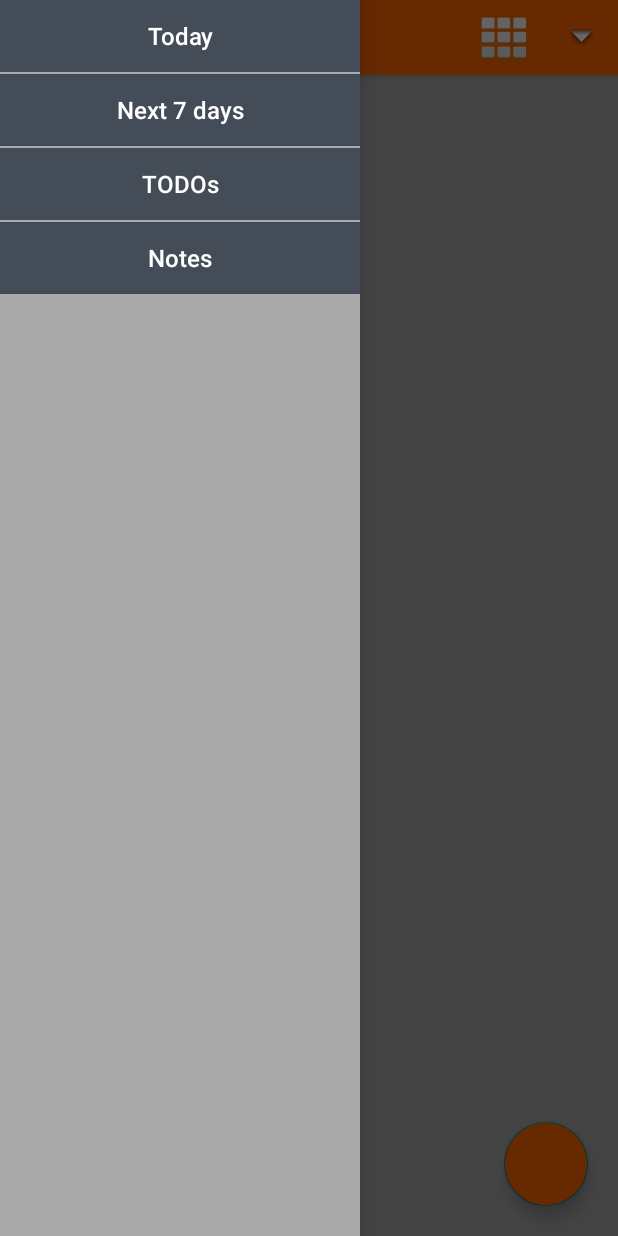
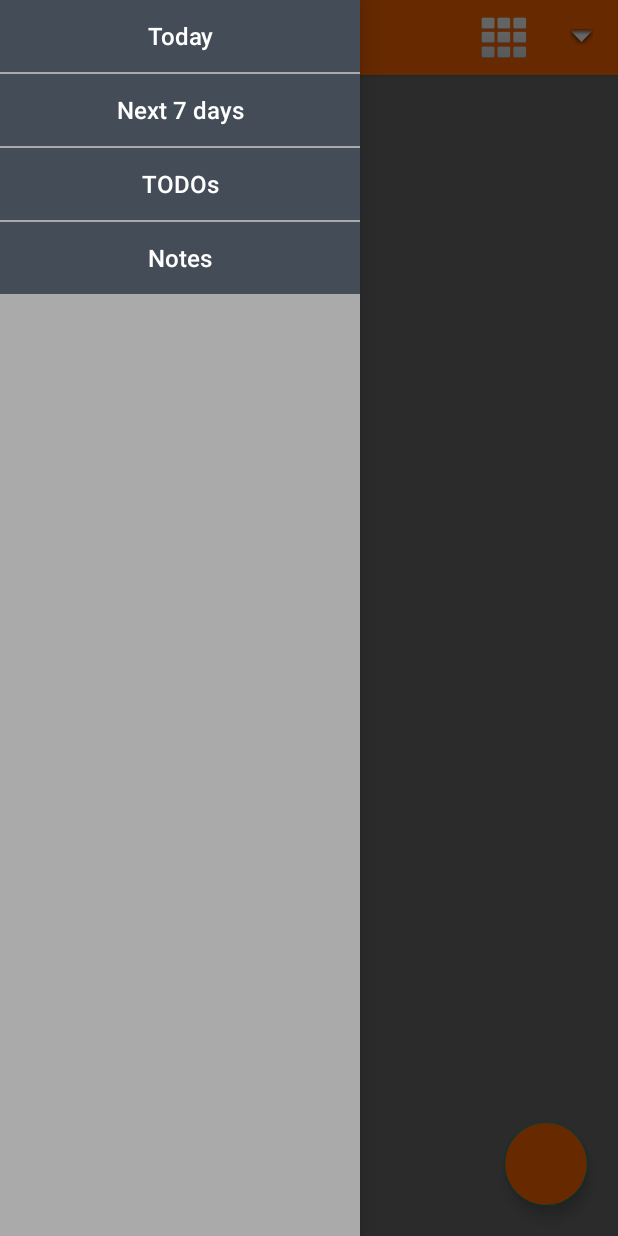
Before and after one commit to m68476521/Journaler, an Android app: the screen it shows after launch (MainActivity), with the side drawer open, on a phone screen of 412 x 824 dp. Run offline under Robolectric (Android 15) with nearby library versions, the phone set to English and light mode, and no system bars; Roboto replaces fonts that are not available here.

```diff
--- a/Journaler/app/src/main/java/com/m68476521/mike/journaler/ItemsFragment.kt
+++ b/Journaler/app/src/main/java/com/m68476521/mike/journaler/ItemsFragment.kt
@@ -13,11 +13,10 @@ import android.view.LayoutInflater
 import android.view.View
 import android.view.ViewGroup
 import android.view.animation.AccelerateInterpolator
-import android.view.animation.AnimationSet
 import android.view.animation.BounceInterpolator
+import android.widget.ListView
 import java.text.SimpleDateFormat
 import java.util.*
-import kotlin.reflect.jvm.internal.impl.load.kotlin.JvmType
 
 class ItemsFragment : BaseFragment() {
     private val TODO_REQUEST = 1
@@ -94,7 +93,7 @@ class ItemsFragment : BaseFragment() {
 
     private fun animate(button: FloatingActionButton, expand: Boolean = true) {
        val animation1 = ObjectAnimator.ofFloat(button, "scaleX",
-               if (expand) { 1.5f} else { 1.0f})
+               if (expand) { 1.5f } else { 1.0f})
         animation1.duration = 2000
         animation1.interpolator = BounceInterpolator()
 
@@ -117,5 +116,14 @@ class ItemsFragment : BaseFragment() {
         super.onResume()
         val btn = view?.findViewById<FloatingActionButton>(R.id.new_item)
         btn?.let { animate(btn, false) }
+
+        val items = view?.findViewById<ListView>(R.id.items)
+        items?.let {
+            items.postDelayed({
+                if (!activity!!.isFinishing) {
+                    items.setBackgroundColor(ContextCompat.getColor(context!!, R.color.grey_text_middle))
+                }
+            }, 3000)
+        }
     }
 }
```
